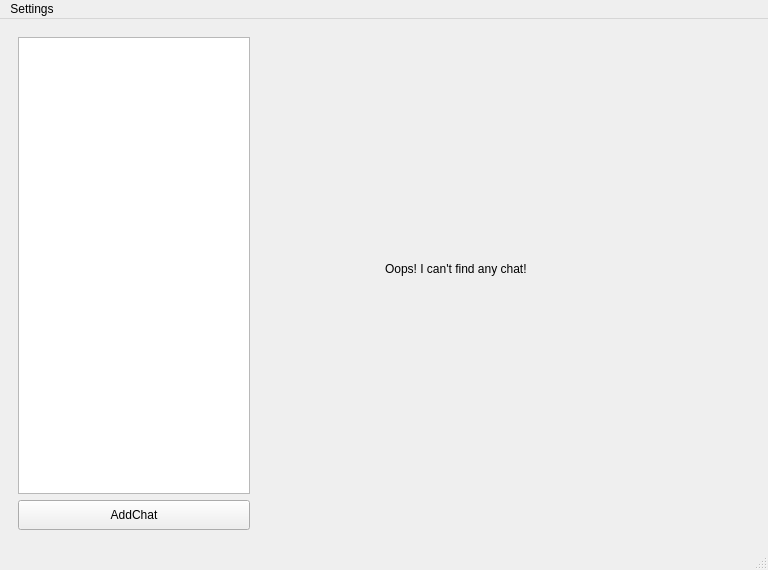
First picture: the form in src/client-desktop/ui/main_window.ui, repository kovdan01/melon, before the edit.
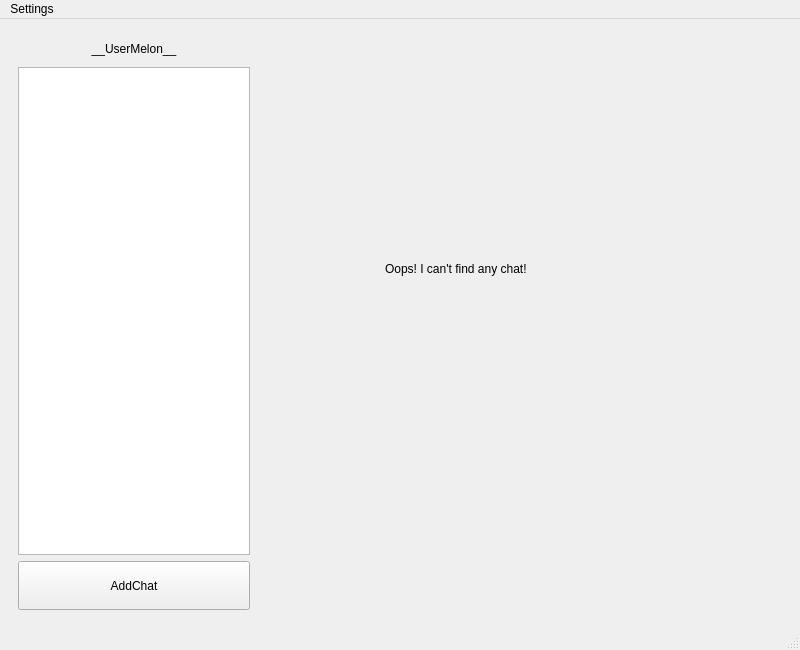
Second picture: the form after the edit.

Commit message: Provide chats managing

```diff
--- a/src/client-desktop/ui/main_window.ui
+++ b/src/client-desktop/ui/main_window.ui
@@ -6,23 +6,38 @@
    <rect>
     <x>0</x>
     <y>0</y>
-    <width>768</width>
-    <height>570</height>
+    <width>800</width>
+    <height>650</height>
    </rect>
   </property>
   <property name="sizePolicy">
-   <sizepolicy hsizetype="Fixed" vsizetype="Preferred">
+   <sizepolicy hsizetype="Preferred" vsizetype="Preferred">
     <horstretch>0</horstretch>
     <verstretch>0</verstretch>
    </sizepolicy>
   </property>
+  <property name="minimumSize">
+   <size>
+    <width>800</width>
+    <height>300</height>
+   </size>
+  </property>
   <property name="mouseTracking">
    <bool>true</bool>
   </property>
   <property name="windowTitle">
-   <string>MainWindow</string>
+   <string>The Melon</string>
+  </property>
+  <property name="tabShape">
+   <enum>QTabWidget::Triangular</enum>
   </property>
   <widget class="QWidget" name="centralwidget">
+   <property name="sizePolicy">
+    <sizepolicy hsizetype="Fixed" vsizetype="Fixed">
+     <horstretch>0</horstretch>
+     <verstretch>0</verstretch>
+    </sizepolicy>
+   </property>
    <property name="minimumSize">
     <size>
      <width>500</width>
@@ -37,7 +52,7 @@
       </property>
       <property name="sizePolicy">
        <sizepolicy hsizetype="Fixed" vsizetype="Expanding">
-        <horstretch>123</horstretch>
+        <horstretch>0</horstretch>
         <verstretch>0</verstretch>
        </sizepolicy>
       </property>
@@ -49,22 +64,44 @@
       </property>
       <property name="maximumSize">
        <size>
-        <width>500</width>
+        <width>250</width>
         <height>16777208</height>
        </size>
       </property>
-      <layout class="QVBoxLayout" name="verticalLayout_2" stretch="15,1">
+      <layout class="QVBoxLayout" name="verticalLayout_2" stretch="1,20,2">
        <property name="sizeConstraint">
         <enum>QLayout::SetDefaultConstraint</enum>
        </property>
        <item>
-        <widget class="QListWidget" name="MenuList">
+        <widget class="QLabel" name="UserName">
+         <property name="text">
+          <string>__UserMelon__</string>
+         </property>
+         <property name="textFormat">
+          <enum>Qt::MarkdownText</enum>
+         </property>
+         <property name="alignment">
+          <set>Qt::AlignCenter</set>
+         </property>
+        </widget>
+       </item>
+       <item>
+        <widget class="QListWidget" name="ChatList">
          <property name="sizePolicy">
-          <sizepolicy hsizetype="Preferred" vsizetype="Expanding">
+          <sizepolicy hsizetype="Preferred" vsizetype="MinimumExpanding">
            <horstretch>0</horstretch>
            <verstretch>0</verstretch>
           </sizepolicy>
          </property>
+         <property name="minimumSize">
+          <size>
+           <width>0</width>
+           <height>300</height>
+          </size>
+         </property>
+         <property name="contextMenuPolicy">
+          <enum>Qt::CustomContextMenu</enum>
+         </property>
          <property name="autoFillBackground">
           <bool>true</bool>
          </property>
@@ -118,7 +155,7 @@
     <rect>
      <x>0</x>
      <y>0</y>
-     <width>768</width>
+     <width>800</width>
      <height>39</height>
     </rect>
    </property>
```
Left out of the diff: 3 changed lines with no effect on the pictures. The commit also changes 6 other files.
